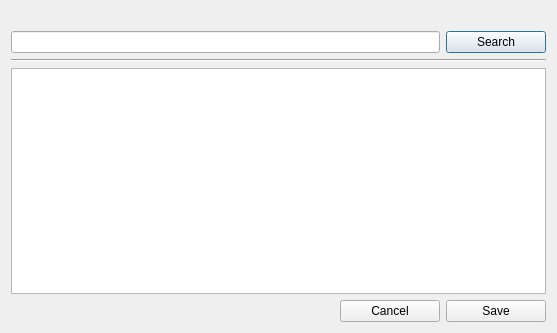
shahid334/sayonara-player, file trunk/GUI/alternate_covers/GUI_Alternate_Covers.ui: the form before one commit.
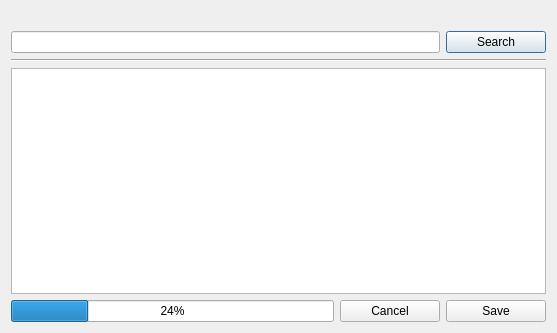
The form after the commit.

```diff
--- a/trunk/GUI/alternate_covers/GUI_Alternate_Covers.ui
+++ b/trunk/GUI/alternate_covers/GUI_Alternate_Covers.ui
@@ -152,6 +152,13 @@
      </property>
     </widget>
    </item>
+   <item row="4" column="0">
+    <widget class="QProgressBar" name="pb_progress">
+     <property name="value">
+      <number>24</number>
+     </property>
+    </widget>
+   </item>
   </layout>
  </widget>
  <resources/>
```
